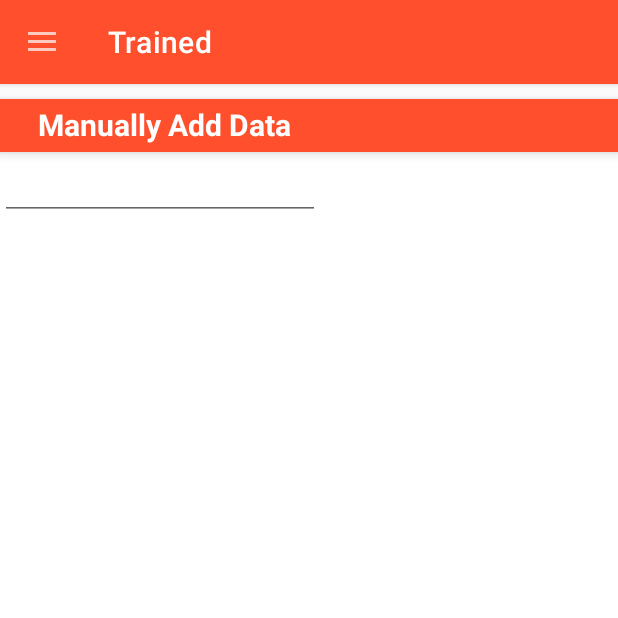
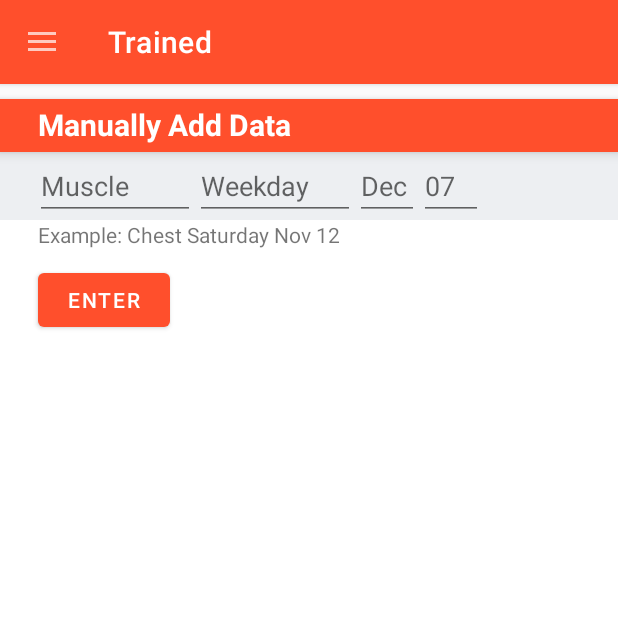
Before and after one commit to JC4github/fitnessTracker, an Android app: the fragment SettingsFragment placed in its activity, on a phone screen of 412 x 824 dp, the top half of it. Run offline under Robolectric (Android 15) with nearby library versions, the light colour scheme and no system bars.

Commit message:
added new setting

```diff
--- a/app/src/main/res/layout/fragment_settings.xml
+++ b/app/src/main/res/layout/fragment_settings.xml
@@ -28,18 +28,65 @@
     </androidx.cardview.widget.CardView>
 
     <LinearLayout
+        android:id="@+id/textFields"
         android:layout_width="match_parent"
-        android:layout_height="wrap_content">
+        android:layout_height="wrap_content"
+        android:layout_below="@+id/spacer"
+        android:background="@color/offWhite"
+        android:paddingLeft="23dp">
+
         <EditText
+            android:id="@+id/muscleField"
             android:layout_width="wrap_content"
             android:layout_height="wrap_content"
-            ></EditText>
+            android:ems="5"
+            android:hint="Muscle"
+            android:inputType="textCapWords"></EditText>
+
+        <EditText
+            android:id="@+id/weekdayField"
+            android:layout_width="wrap_content"
+            android:layout_height="wrap_content"
+            android:ems="5"
+            android:hint="Weekday"
+            android:inputType="textCapWords"></EditText>
+
+        <EditText
+            android:id="@+id/monthField"
+            android:layout_width="wrap_content"
+            android:layout_height="wrap_content"
+            android:ems="2"
+            android:hint="Dec"
+            android:inputType="textCapWords" />
+
+        <EditText
+            android:id="@+id/dateField"
+            android:layout_width="wrap_content"
+            android:layout_height="wrap_content"
+            android:ems="2"
+            android:hint="07"
+            android:inputType="text"></EditText>
+
+
     </LinearLayout>
-    <EditText
-        android:layout_below="@+id/spacer"
-        android:id="@+id/editTextDate"
+
+    <TextView
         android:layout_width="wrap_content"
         android:layout_height="wrap_content"
-        android:ems="10"
-        android:inputType="date" />
+        android:layout_below="@+id/textFields"
+        android:id="@+id/exampleText"
+        android:layout_marginStart="25dp"
+        android:text="Example: Chest Saturday Nov 12"></TextView>
+
+    <Button
+        android:layout_width="wrap_content"
+        android:layout_height="wrap_content"
+        android:layout_below="@+id/exampleText"
+        android:layout_marginStart="25dp"
+        android:layout_marginTop="10dp"
+        android:text="Enter"
+        android:id="@+id/addDataBtn"></Button>
+
+
+
 </RelativeLayout>
```
